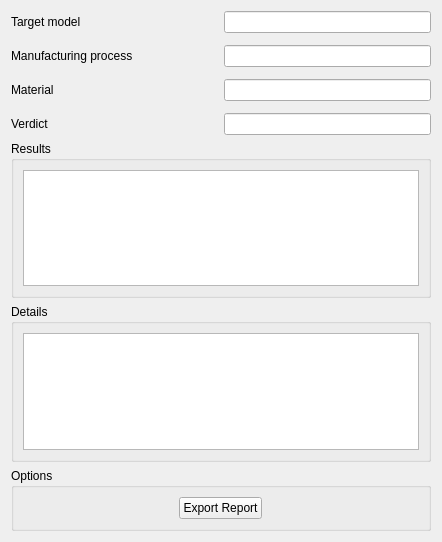
Qt form gui/resources/ui/task_results.ui (ryankembrey/FreeCAD-DFM-Workbench) before a commit.
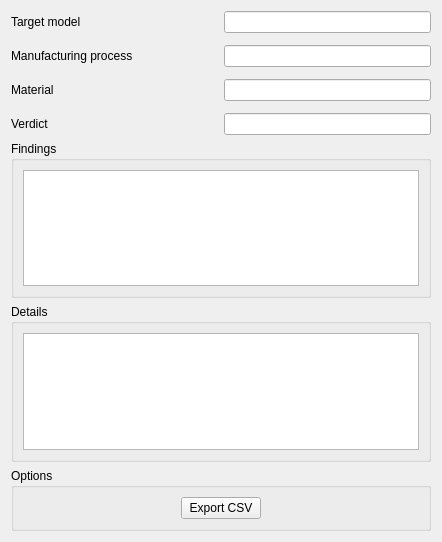
The same form after that commit.

Commit message: GUI: Change overview to white. Change Results to Findings. Change Export Report to Export CSV.

```diff
--- a/gui/resources/ui/task_results.ui
+++ b/gui/resources/ui/task_results.ui
@@ -76,7 +76,7 @@
    <item>
     <widget class="QGroupBox" name="groupBox_2">
      <property name="title">
-      <string>Results</string>
+      <string>Findings</string>
      </property>
      <layout class="QHBoxLayout" name="horizontalLayout">
       <item>
@@ -134,7 +134,7 @@
            <string>&lt;html&gt;&lt;head/&gt;&lt;body&gt;&lt;p&gt;Exports a report of the DFM analysis results to a CSV file to be viewed in a spreadsheet editor.&lt;/p&gt;&lt;/body&gt;&lt;/html&gt;</string>
           </property>
           <property name="text">
-           <string>Export Report</string>
+           <string>Export CSV</string>
           </property>
          </widget>
         </item>
```
Left out of the diff: 6 changed lines with no effect on the pictures. The commit also changes 2 other files.
